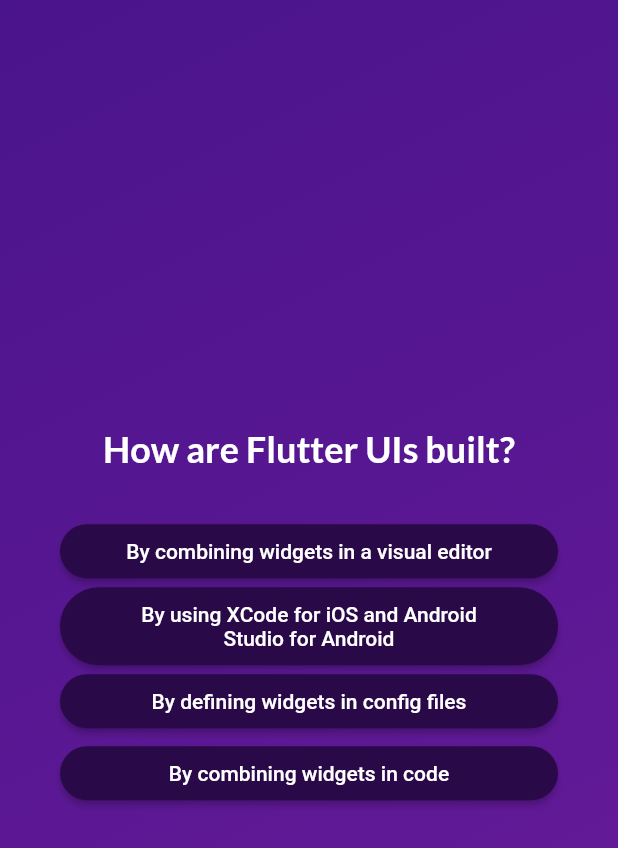
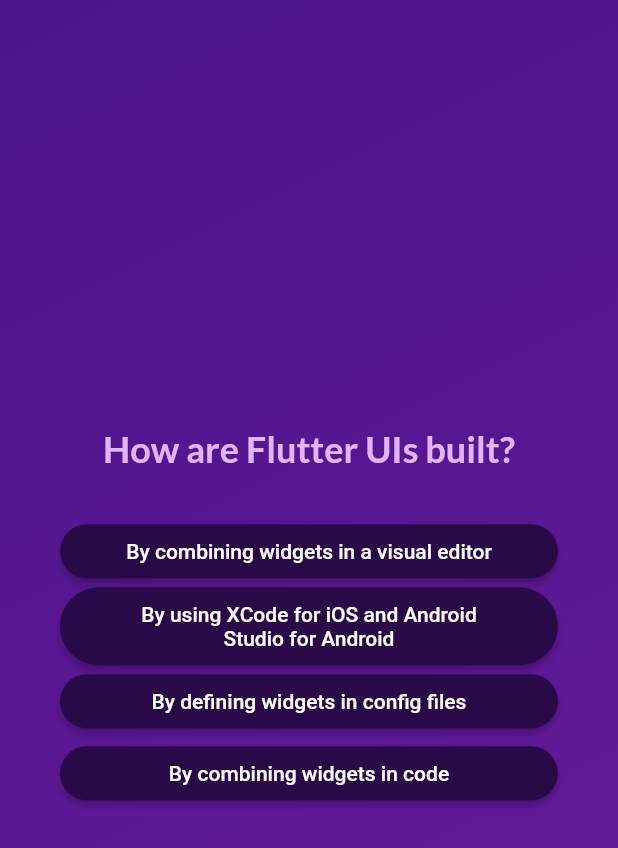
Before and after one commit to cnolan3/flutter_course, a Flutter app: the screen it shows after launch, after a tap on "Start Quiz", after a tap on "Components", on a phone screen of 412 x 824 dp. Shown: the top 848 px of the screen. Run offline on Flutter 3.47's test engine with Material 2 defaults, Android fonts, the phone set to English and light mode, and no system bars; our stand-ins replace google_fonts.

```diff
--- a/quiz_app/lib/answer_button.dart
+++ b/quiz_app/lib/answer_button.dart
@@ -2,9 +2,10 @@ import 'package:flutter/material.dart';
 
 class AnswerButton extends StatelessWidget {
   final String answerText;
-  final void Function() onTap;
 
   const AnswerButton(this.answerText, this.onTap, {super.key});
+
+  final void Function() onTap;
 
   @override
   Widget build(BuildContext context) {
--- a/quiz_app/lib/app.dart
+++ b/quiz_app/lib/app.dart
@@ -2,6 +2,8 @@ import 'package:flutter/material.dart';
 
 import 'package:quiz_app/question_screen.dart';
 import 'package:quiz_app/start_screen.dart';
+import 'package:quiz_app/results_screen.dart';
+import 'package:quiz_app/data/questions.dart';
 
 class MyApp extends StatefulWidget {
   const MyApp({super.key});
@@ -13,6 +15,7 @@ class MyApp extends StatefulWidget {
 }
 
 class _MyAppState extends State<MyApp> {
+  final List<String> selectedAnswers = [];
   Widget? curScreen;
 
   @override
@@ -28,7 +31,15 @@ class _MyAppState extends State<MyApp> {
   }
 
   void setQuestionScreen() {
-    setScreen(const QuestionScreen());
+    setScreen(QuestionScreen(onSelectAnswer: chooseAnswer));
+  }
+
+  void chooseAnswer(String answer) {
+    selectedAnswers.add(answer);
+
+    if (selectedAnswers.length == questions.length) {
+      setScreen(const ResultsScreen());
+    }
   }
 
   @override
--- a/quiz_app/lib/question_screen.dart
+++ b/quiz_app/lib/question_screen.dart
@@ -4,7 +4,9 @@ import 'package:quiz_app/answer_button.dart';
 import 'package:quiz_app/data/questions.dart';
 
 class QuestionScreen extends StatefulWidget {
-  const QuestionScreen({super.key});
+  const QuestionScreen({super.key, required this.onSelectAnswer});
+
+  final void Function(String answer) onSelectAnswer;
 
   @override
   State<QuestionScreen> createState() {
@@ -15,11 +17,15 @@ class QuestionScreen extends StatefulWidget {
 class _QuestionScreenState extends State<QuestionScreen> {
   var curQuestionIndex = 0;
 
-  void AnswerQuestion() {
+  void answerQuestion(String answer) {
+    widget.onSelectAnswer(answer);
+
     setState(() {
       curQuestionIndex++;
     });
   }
+
+  void selectAnswer(String answer) {}
 
   @override
   Widget build(BuildContext context) {
@@ -37,14 +43,16 @@ class _QuestionScreenState extends State<QuestionScreen> {
                 textAlign: TextAlign.center,
                 currentQuestion.text,
                 style: GoogleFonts.lato(
-                    color: Colors.white,
+                    color: const Color.fromARGB(255, 226, 182, 255),
                     fontSize: 24,
                     fontWeight: FontWeight.bold)),
             const SizedBox(
               height: 30,
             ),
             for (var answer in currentQuestion.getShuffledAnswers())
-              AnswerButton(answer, AnswerQuestion),
+              AnswerButton(answer, () {
+                answerQuestion(answer);
+              }),
           ],
         ),
       ),
--- a/quiz_app/lib/start_screen.dart
+++ b/quiz_app/lib/start_screen.dart
@@ -1,4 +1,5 @@
 import 'package:flutter/material.dart';
+import 'package:google_fonts/google_fonts.dart';
 
 class StartScreen extends StatelessWidget {
   final void Function() showQuestionScreen;
@@ -16,10 +17,13 @@ class StartScreen extends StatelessWidget {
           width: 300,
           color: const Color.fromARGB(150, 255, 255, 255),
         ),
-        const Padding(
-          padding: EdgeInsets.all(50.0),
+        Padding(
+          padding: const EdgeInsets.all(50.0),
           child: Text('Learn Flutter the fun way!',
-              style: TextStyle(color: Colors.white, fontSize: 20)),
+              style: GoogleFonts.lato(
+                  color: const Color.fromARGB(255, 226, 182, 255),
+                  fontSize: 24,
+                  fontWeight: FontWeight.bold)),
         ),
         OutlinedButton.icon(
             onPressed: showQuestionScreen,
```
Also changed, not shown: quiz_app/lib/results_screen.dart (added, +25 -0 lines), 3 other files.
